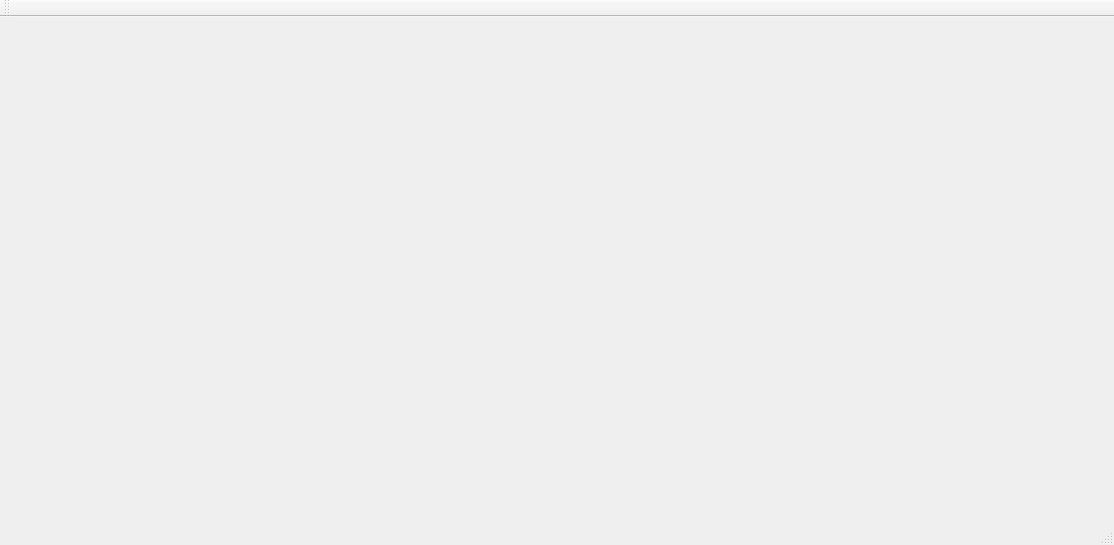
This is forms/ultimatetexasholdem.ui in Math3808Team/UltimateTexasHoldem as Qt 5 draws it before an edit. The edited form follows.
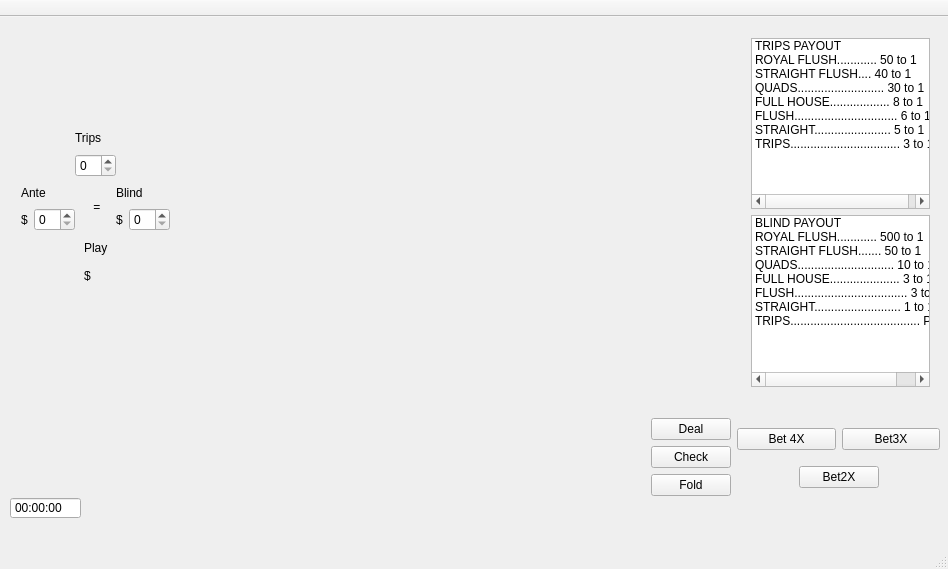
This is the edited form.

Commit message: File created by Mathew Bayne: UI prototype

The edit to the form file:
```diff
--- a/forms/ultimatetexasholdem.ui
+++ b/forms/ultimatetexasholdem.ui
@@ -6,14 +6,740 @@
    <rect>
     <x>0</x>
     <y>0</y>
-    <width>1114</width>
-    <height>545</height>
+    <width>948</width>
+    <height>569</height>
    </rect>
   </property>
   <property name="windowTitle">
    <string>UltimateTexasHoldem</string>
   </property>
-  <widget class="QWidget" name="centralWidget"/>
+  <widget class="QWidget" name="centralWidget">
+   <widget class="QTimeEdit" name="timeEdit">
+    <property name="geometry">
+     <rect>
+      <x>10</x>
+      <y>480</y>
+      <width>71</width>
+      <height>22</height>
+     </rect>
+    </property>
+    <property name="readOnly">
+     <bool>true</bool>
+    </property>
+    <property name="buttonSymbols">
+     <enum>QAbstractSpinBox::NoButtons</enum>
+    </property>
+   </widget>
+   <widget class="QWidget" name="layoutWidget_3">
+    <property name="geometry">
+     <rect>
+      <x>250</x>
+      <y>230</y>
+      <width>141</width>
+      <height>121</height>
+     </rect>
+    </property>
+    <layout class="QHBoxLayout" name="horizontalLayout_10">
+     <item>
+      <widget class="QLabel" name="dealerCard1">
+       <property name="text">
+        <string/>
+       </property>
+      </widget>
+     </item>
+     <item>
+      <widget class="QLabel" name="dealerCard2">
+       <property name="text">
+        <string/>
+       </property>
+      </widget>
+     </item>
+    </layout>
+   </widget>
+   <widget class="QWidget" name="layoutWidget_4">
+    <property name="geometry">
+     <rect>
+      <x>250</x>
+      <y>200</y>
+      <width>141</width>
+      <height>22</height>
+     </rect>
+    </property>
+    <layout class="QHBoxLayout" name="horizontalLayout_11">
+     <item>
+      <spacer name="horizontalSpacer_15">
+       <property name="orientation">
+        <enum>Qt::Horizontal</enum>
+       </property>
+       <property name="sizeHint" stdset="0">
+        <size>
+         <width>40</width>
+         <height>20</height>
+        </size>
+       </property>
+      </spacer>
+     </item>
+     <item>
+      <widget class="QLabel" name="dealerHand">
+       <property name="text">
+        <string>Dealer's Hand</string>
+       </property>
+      </widget>
+     </item>
+     <item>
+      <spacer name="horizontalSpacer_16">
+       <property name="orientation">
+        <enum>Qt::Horizontal</enum>
+       </property>
+       <property name="sizeHint" stdset="0">
+        <size>
+         <width>40</width>
+         <height>20</height>
+        </size>
+       </property>
+      </spacer>
+     </item>
+    </layout>
+   </widget>
+   <widget class="QWidget" name="layoutWidget_7">
+    <property name="geometry">
+     <rect>
+      <x>490</x>
+      <y>230</y>
+      <width>141</width>
+      <height>121</height>
+     </rect>
+    </property>
+    <layout class="QHBoxLayout" name="horizontalLayout_14">
+     <item>
+      <widget class="QLabel" name="playerCard1">
+       <property name="text">
+        <string/>
+       </property>
+      </widget>
+     </item>
+     <item>
+      <widget class="QLabel" name="playerCard2">
+       <property name="text">
+        <string/>
+       </property>
+      </widget>
+     </item>
+    </layout>
+   </widget>
+   <widget class="QWidget" name="layoutWidget_8">
+    <property name="geometry">
+     <rect>
+      <x>490</x>
+      <y>200</y>
+      <width>141</width>
+      <height>22</height>
+     </rect>
+    </property>
+    <layout class="QHBoxLayout" name="horizontalLayout_15">
+     <item>
+      <spacer name="horizontalSpacer_19">
+       <property name="orientation">
+        <enum>Qt::Horizontal</enum>
+       </property>
+       <property name="sizeHint" stdset="0">
+        <size>
+         <width>40</width>
+         <height>20</height>
+        </size>
+       </property>
+      </spacer>
+     </item>
+     <item>
+      <widget class="QLabel" name="playerHand">
+       <property name="text">
+        <string>Player's Hand</string>
+       </property>
+      </widget>
+     </item>
+     <item>
+      <spacer name="horizontalSpacer_20">
+       <property name="orientation">
+        <enum>Qt::Horizontal</enum>
+       </property>
+       <property name="sizeHint" stdset="0">
+        <size>
+         <width>40</width>
+         <height>20</height>
+        </size>
+       </property>
+      </spacer>
+     </item>
+    </layout>
+   </widget>
+   <widget class="QWidget" name="">
+    <property name="geometry">
+     <rect>
+      <x>10</x>
+      <y>70</y>
+      <width>121</width>
+      <height>18</height>
+     </rect>
+    </property>
+    <layout class="QHBoxLayout" name="horizontalLayout_2">
+     <property name="rightMargin">
+      <number>5</number>
+     </property>
+     <item>
+      <widget class="QLabel" name="label_6">
+       <property name="text">
+        <string>Money:  $</string>
+       </property>
+      </widget>
+     </item>
+     <item>
+      <widget class="QLabel" name="money">
+       <property name="text">
+        <string/>
+       </property>
+      </widget>
+     </item>
+    </layout>
+   </widget>
+   <widget class="QWidget" name="">
+    <property name="geometry">
+     <rect>
+      <x>740</x>
+      <y>10</y>
+      <width>201</width>
+      <height>371</height>
+     </rect>
+    </property>
+    <layout class="QVBoxLayout" name="verticalLayout_5">
+     <item>
+      <widget class="QListWidget" name="listWidget">
+       <item>
+        <property name="text">
+         <string>TRIPS PAYOUT</string>
+        </property>
+       </item>
+       <item>
+        <property name="text">
+         <string>ROYAL FLUSH............ 50 to 1</string>
+        </property>
+       </item>
+       <item>
+        <property name="text">
+         <string>STRAIGHT FLUSH.... 40 to 1</string>
+        </property>
+       </item>
+       <item>
+        <property name="text">
+         <string>QUADS.......................... 30 to 1</string>
+        </property>
+       </item>
+       <item>
+        <property name="text">
+         <string>FULL HOUSE.................. 8 to 1</string>
+        </property>
+       </item>
+       <item>
+        <property name="text">
+         <string>FLUSH............................... 6 to 1</string>
+        </property>
+       </item>
+       <item>
+        <property name="text">
+         <string>STRAIGHT....................... 5 to 1</string>
+        </property>
+       </item>
+       <item>
+        <property name="text">
+         <string>TRIPS................................. 3 to 1</string>
+        </property>
+       </item>
+      </widget>
+     </item>
+     <item>
+      <widget class="QListWidget" name="listWidget_3">
+       <item>
+        <property name="text">
+         <string>BLIND PAYOUT</string>
+        </property>
+       </item>
+       <item>
+        <property name="text">
+         <string>ROYAL FLUSH............ 500 to 1</string>
+        </property>
+       </item>
+       <item>
+        <property name="text">
+         <string>STRAIGHT FLUSH....... 50 to 1</string>
+        </property>
+       </item>
+       <item>
+        <property name="text">
+         <string>QUADS............................. 10 to 1</string>
+        </property>
+       </item>
+       <item>
+        <property name="text">
+         <string>FULL HOUSE..................... 3 to 1</string>
+        </property>
+       </item>
+       <item>
+        <property name="text">
+         <string>FLUSH.................................. 3 to 2</string>
+        </property>
+       </item>
+       <item>
+        <property name="text">
+         <string>STRAIGHT.......................... 1 to 1</string>
+        </property>
+       </item>
+       <item>
+        <property name="text">
+         <string>TRIPS....................................... Push</string>
+        </property>
+       </item>
+      </widget>
+     </item>
+    </layout>
+   </widget>
+   <widget class="QWidget" name="">
+    <property name="geometry">
+     <rect>
+      <x>640</x>
+      <y>390</y>
+      <width>305</width>
+      <height>102</height>
+     </rect>
+    </property>
+    <layout class="QHBoxLayout" name="horizontalLayout_6">
+     <property name="rightMargin">
+      <number>5</number>
+     </property>
+     <item>
+      <layout class="QVBoxLayout" name="verticalLayout_7">
+       <item>
+        <widget class="QPushButton" name="dealButton">
+         <property name="text">
+          <string>Deal</string>
+         </property>
+        </widget>
+       </item>
+       <item>
+        <widget class="QPushButton" name="checkButton">
+         <property name="text">
+          <string>Check</string>
+         </property>
+        </widget>
+       </item>
+       <item>
+        <widget class="QPushButton" name="foldButton">
+         <property name="text">
+          <string>Fold</string>
+         </property>
+        </widget>
+       </item>
+      </layout>
+     </item>
+     <item>
+      <layout class="QVBoxLayout" name="verticalLayout_6">
+       <item>
+        <layout class="QHBoxLayout" name="horizontalLayout_4">
+         <item>
+          <widget class="QPushButton" name="bet4XButton">
+           <property name="text">
+            <string>Bet 4X</string>
+           </property>
+          </widget>
+         </item>
+         <item>
+          <widget class="QPushButton" name="bet3XButton">
+           <property name="text">
+            <string>Bet3X</string>
+           </property>
+          </widget>
+         </item>
+        </layout>
+       </item>
+       <item>
+        <layout class="QHBoxLayout" name="horizontalLayout_5">
+         <item>
+          <spacer name="horizontalSpacer_5">
+           <property name="orientation">
+            <enum>Qt::Horizontal</enum>
+           </property>
+           <property name="sizeHint" stdset="0">
+            <size>
+             <width>40</width>
+             <height>20</height>
+            </size>
+           </property>
+          </spacer>
+         </item>
+         <item>
+          <widget class="QPushButton" name="bet2XButton">
+           <property name="text">
+            <string>Bet2X</string>
+           </property>
+          </widget>
+         </item>
+         <item>
+          <spacer name="horizontalSpacer_6">
+           <property name="orientation">
+            <enum>Qt::Horizontal</enum>
+           </property>
+           <property name="sizeHint" stdset="0">
+            <size>
+             <width>40</width>
+             <height>20</height>
+            </size>
+           </property>
+          </spacer>
+         </item>
+        </layout>
+       </item>
+      </layout>
+     </item>
+    </layout>
+   </widget>
+   <widget class="QWidget" name="">
+    <property name="geometry">
+     <rect>
+      <x>10</x>
+      <y>100</y>
+      <width>171</width>
+      <height>180</height>
+     </rect>
+    </property>
+    <layout class="QVBoxLayout" name="verticalLayout_8">
+     <item>
+      <layout class="QHBoxLayout" name="horizontalLayout_7">
+       <item>
+        <spacer name="horizontalSpacer_7">
+         <property name="orientation">
+          <enum>Qt::Horizontal</enum>
+         </property>
+         <property name="sizeHint" stdset="0">
+          <size>
+           <width>40</width>
+           <height>20</height>
+          </size>
+         </property>
+        </spacer>
+       </item>
+       <item>
+        <layout class="QVBoxLayout" name="verticalLayout">
+         <item>
+          <widget class="QLabel" name="label_9">
+           <property name="text">
+            <string>Trips</string>
+           </property>
+          </widget>
+         </item>
+         <item>
+          <widget class="QSpinBox" name="spinBox"/>
+         </item>
+        </layout>
+       </item>
+       <item>
+        <spacer name="horizontalSpacer_8">
+         <property name="orientation">
+          <enum>Qt::Horizontal</enum>
+         </property>
+         <property name="sizeHint" stdset="0">
+          <size>
+           <width>40</width>
+           <height>20</height>
+          </size>
+         </property>
+        </spacer>
+       </item>
+      </layout>
+     </item>
+     <item>
+      <layout class="QHBoxLayout" name="horizontalLayout_3">
+       <item>
+        <layout class="QVBoxLayout" name="verticalLayout_2">
+         <item>
+          <widget class="QLabel" name="label_10">
+           <property name="text">
+            <string>Ante</string>
+           </property>
+          </widget>
+         </item>
+         <item>
+          <layout class="QHBoxLayout" name="horizontalLayout_13">
+           <item>
+            <widget class="QLabel" name="label_2">
+             <property name="text">
+              <string>$</string>
+             </property>
+            </widget>
+           </item>
+           <item>
+            <widget class="QSpinBox" name="anteSpinBox"/>
+           </item>
+          </layout>
+         </item>
+        </layout>
+       </item>
+       <item>
+        <spacer name="horizontalSpacer_13">
+         <property name="orientation">
+          <enum>Qt::Horizontal</enum>
+         </property>
+         <property name="sizeHint" stdset="0">
+          <size>
+           <width>40</width>
+           <height>20</height>
+          </size>
+         </property>
+        </spacer>
+       </item>
+       <item>
+        <widget class="QLabel" name="label_8">
+         <property name="text">
+          <string> =</string>
+         </property>
+        </widget>
+       </item>
+       <item>
+        <spacer name="horizontalSpacer_14">
+         <property name="orientation">
+          <enum>Qt::Horizontal</enum>
+         </property>
+         <property name="sizeHint" stdset="0">
+          <size>
+           <width>40</width>
+           <height>20</height>
+          </size>
+         </property>
+        </spacer>
+       </item>
+       <item>
+        <layout class="QVBoxLayout" name="verticalLayout_3">
+         <item>
+          <widget class="QLabel" name="label_14">
+           <property name="text">
+            <string>Blind</string>
+           </property>
+          </widget>
+         </item>
+         <item>
+          <layout class="QHBoxLayout" name="horizontalLayout_16">
+           <item>
+            <widget class="QLabel" name="label_3">
+             <property name="text">
+              <string>$</string>
+             </property>
+            </widget>
+           </item>
+           <item>
+            <widget class="QSpinBox" name="blindSpinBox"/>
+           </item>
+          </layout>
+         </item>
+        </layout>
+       </item>
+      </layout>
+     </item>
+     <item>
+      <layout class="QHBoxLayout" name="horizontalLayout_8">
+       <item>
+        <spacer name="horizontalSpacer_9">
+         <property name="orientation">
+          <enum>Qt::Horizontal</enum>
+         </property>
+         <property name="sizeHint" stdset="0">
+          <size>
+           <width>40</width>
+           <height>20</height>
+          </size>
+         </property>
+        </spacer>
+       </item>
+       <item>
+        <layout class="QVBoxLayout" name="verticalLayout_4">
+         <item>
+          <widget class="QLabel" name="label_11">
+           <property name="text">
+            <string>Play</string>
+           </property>
+          </widget>
+         </item>
+         <item>
+          <layout class="QHBoxLayout" name="horizontalLayout_17">
+           <item>
+            <widget class="QLabel" name="label_4">
+             <property name="text">
+              <string>$</string>
+             </property>
+            </widget>
+           </item>
+           <item>
+            <widget class="QLabel" name="playBet">
+             <property name="text">
+              <string/>
+             </property>
+            </widget>
+           </item>
+          </layout>
+         </item>
+        </layout>
+       </item>
+       <item>
+        <spacer name="horizontalSpacer_10">
+         <property name="orientation">
+          <enum>Qt::Horizontal</enum>
+         </property>
+         <property name="sizeHint" stdset="0">
+          <size>
+           <width>40</width>
+           <height>20</height>
+          </size>
+         </property>
+        </spacer>
+       </item>
+      </layout>
+     </item>
+    </layout>
+   </widget>
+   <widget class="QWidget" name="">
+    <property name="geometry">
+     <rect>
+      <x>250</x>
+      <y>40</y>
+      <width>381</width>
+      <height>121</height>
+     </rect>
+    </property>
+    <layout class="QHBoxLayout" name="horizontalLayout">
+     <item>
+      <widget class="QLabel" name="communityCard1">
+       <property name="text">
+        <string/>
+       </property>
+      </widget>
+     </item>
+     <item>
+      <widget class="QLabel" name="communityCard2">
+       <property name="text">
+        <string/>
+       </property>
+      </widget>
+     </item>
+     <item>
+      <widget class="QLabel" name="communityCard3">
+       <property name="text">
+        <string/>
+       </property>
+      </widget>
+     </item>
+     <item>
+      <widget class="QLabel" name="communityCard4">
+       <property name="text">
+        <string/>
+       </property>
+      </widget>
+     </item>
+     <item>
+      <widget class="QLabel" name="communityCard5">
+       <property name="text">
+        <string/>
+       </property>
+      </widget>
+     </item>
+    </layout>
+   </widget>
+   <widget class="QWidget" name="">
+    <property name="geometry">
+     <rect>
+      <x>250</x>
+      <y>10</y>
+      <width>381</width>
+      <height>22</height>
+     </rect>
+    </property>
+    <layout class="QHBoxLayout" name="horizontalLayout_9">
+     <item>
+      <spacer name="horizontalSpacer_11">
+       <property name="orientation">
+        <enum>Qt::Horizontal</enum>
+       </property>
+       <property name="sizeHint" stdset="0">
+        <size>
+         <width>40</width>
+         <height>20</height>
+        </size>
+       </property>
+      </spacer>
+     </item>
+     <item>
+      <widget class="QLabel" name="label_16">
+       <property name="text">
+        <string>Community Cards</string>
+       </property>
+      </widget>
+     </item>
+     <item>
+      <spacer name="horizontalSpacer_12">
+       <property name="orientation">
+        <enum>Qt::Horizontal</enum>
+       </property>
+       <property name="sizeHint" stdset="0">
+        <size>
+         <width>40</width>
+         <height>20</height>
+        </size>
+       </property>
+      </spacer>
+     </item>
+    </layout>
+   </widget>
+   <widget class="QWidget" name="">
+    <property name="geometry">
+     <rect>
+      <x>250</x>
+      <y>170</y>
+      <width>381</width>
+      <height>22</height>
+     </rect>
+    </property>
+    <layout class="QHBoxLayout" name="horizontalLayout_12">
+     <item>
+      <spacer name="horizontalSpacer">
+       <property name="orientation">
+        <enum>Qt::Horizontal</enum>
+       </property>
+       <property name="sizeHint" stdset="0">
+        <size>
+         <width>40</width>
+         <height>20</height>
+        </size>
+       </property>
+      </spacer>
+     </item>
+     <item>
+      <widget class="QLabel" name="label">
+       <property name="text">
+        <string>Ante pushes if dealerhas less than a pair</string>
+       </property>
+      </widget>
+     </item>
+     <item>
+      <spacer name="horizontalSpacer_2">
+       <property name="orientation">
+        <enum>Qt::Horizontal</enum>
+       </property>
+       <property name="sizeHint" stdset="0">
+        <size>
+         <width>40</width>
+         <height>20</height>
+        </size>
+       </property>
+      </spacer>
+     </item>
+    </layout>
+   </widget>
+  </widget>
   <widget class="QMenuBar" name="menuBar">
    <property name="geometry">
     <rect>
@@ -25,6 +751,9 @@
    </property>
   </widget>
   <widget class="QToolBar" name="mainToolBar">
+   <property name="movable">
+    <bool>false</bool>
+   </property>
    <attribute name="toolBarArea">
     <enum>TopToolBarArea</enum>
    </attribute>
```
Left out of the diff: 23 changed lines with no effect on the pictures.
